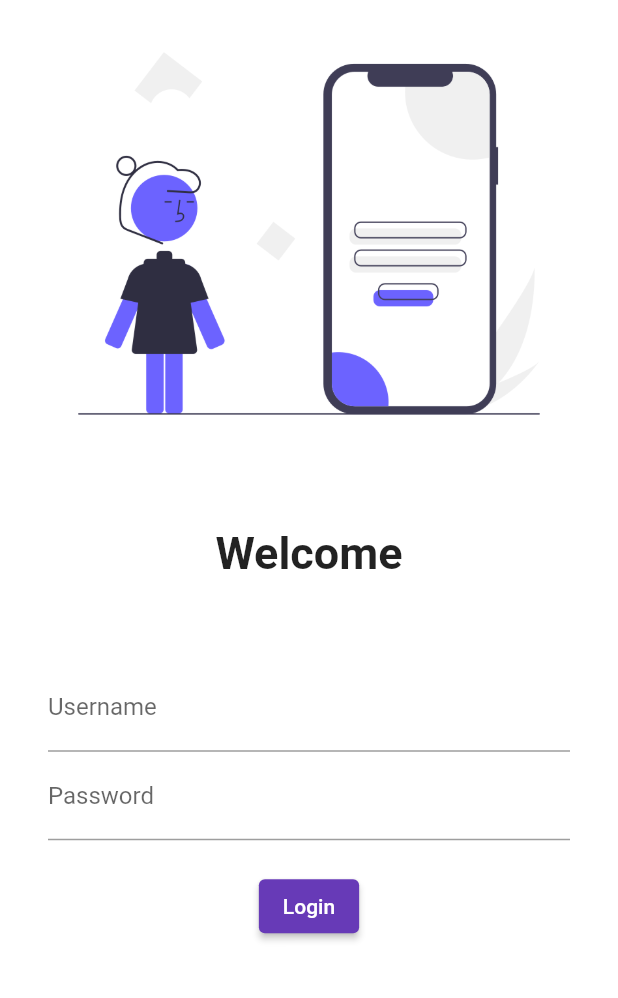
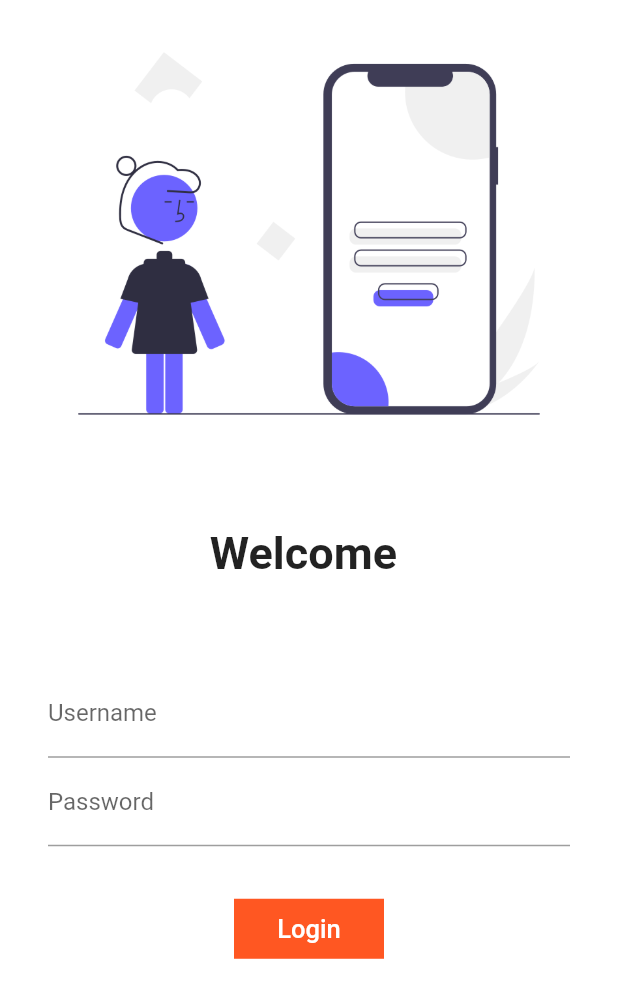
Before and after one commit to niNja2910/UberAmbulance, a Flutter app: the screen it shows after launch, on a phone screen of 412 x 824 dp. Shown: the top 998 px of the screen. Run offline on Flutter 3.47's test engine with Material 2 defaults, Android fonts, the light colour scheme and no system bars; our stand-ins replace google_fonts.

Commit message:
Day 5 done

```diff
--- a/lib/main.dart
+++ b/lib/main.dart
@@ -1,6 +1,7 @@
 // ignore_for_file: prefer_const_constructors
 
 import 'package:flutter/material.dart';
+import 'package:flutter_application_1/utils/routes.dart';
 import 'package:google_fonts/google_fonts.dart';
 import 'package:flutter_application_1/pages/home_page.dart';
 import 'package:flutter_application_1/pages/login_page.dart';
@@ -22,11 +23,11 @@
         primarySwatch: Colors.cyan,
         fontFamily: GoogleFonts.lato().fontFamily,
       ),
-      initialRoute: "/login",
+      initialRoute: "/",
       routes: {
         "/": (context) => LoginPage(),
-        "/home": (context) => Homepage(),
-        "/login": (context) => LoginPage(),
+        MyRoutes.homeRoute: (context) => Homepage(),
+        MyRoutes.loginRoute: (context) => LoginPage(),
       },
     );
   }
--- a/lib/pages/login_page.dart
+++ b/lib/pages/login_page.dart
@@ -1,14 +1,24 @@
-// ignore_for_file: prefer_const_constructors
+// ignore_for_file: prefer_const_constructors, avoid_print, sort_child_properties_last
 
 import 'package:flutter/material.dart';
+import 'package:flutter_application_1/utils/routes.dart';
 
-class LoginPage extends StatelessWidget {
+class LoginPage extends StatefulWidget {
   const LoginPage({super.key});
 
+  @override
+  State<LoginPage> createState() => _LoginPageState();
+}
+
+class _LoginPageState extends State<LoginPage> {
+  String name = "";
+  bool tapcheck = false;
+  bool changebutton = false;
   @override
   Widget build(BuildContext context) {
     return Material(
       color: Colors.white,
+      child: SingleChildScrollView(
         child: Column(
           children: [
             Image.asset(
@@ -19,7 +29,7 @@
               height: 40,
             ),
             Text(
-            "Welcome",
+              "Welcome $name",
               style: TextStyle(fontSize: 30, fontWeight: FontWeight.bold),
             ),
             SizedBox(
@@ -27,7 +37,7 @@
             ),
             Padding(
               padding:
-                const EdgeInsets.symmetric(vertical: 16.0, horizontal: 32.0),
+                  const EdgeInsets.symmetric(vertical: 20.0, horizontal: 32.0),
               child: Column(
                 children: [
                   TextFormField(
@@ -35,6 +45,11 @@
                       hintText: "Enter Username",
                       labelText: "Username",
                     ),
+                    onFieldSubmitted: (value) {
+                      name = value;
+                      setState(() {});
+                    },
+                    textInputAction: TextInputAction.next,
                   ),
                   TextFormField(
                     obscureText: true,
@@ -46,17 +61,51 @@
                   SizedBox(
                     height: 20.0,
                   ),
-                ElevatedButton(
-                    onPressed: () {
-                      print("Hii User");
+                  Padding(
+                    padding: const EdgeInsets.all(15.0),
+                    child: Material(
+                      child: InkWell(
+                        onTap: () async {
+                          setState(() {
+                            changebutton = true;
+                          });
+
+                          await Future.delayed(Duration(seconds: 1));
+                          Navigator.pushNamed(context, MyRoutes.homeRoute);
                         },
-                    child: Text("Login"),
-                    style: TextButton.styleFrom())
+                        child: AnimatedContainer(
+                            duration: Duration(seconds: 1),
+                            width: changebutton ? 50 : 100,
+                            height: 40,
+                            alignment: Alignment.center,
+                            child: changebutton
+                                ? Icon(
+                                    Icons.done,
+                                    color: Colors.white,
+                                  )
+                                : Text(
+                                    "Login",
+                                    style: TextStyle(
+                                        color: Colors.white,
+                                        fontWeight: FontWeight.w500,
+                                        fontSize: 17),
+                                  ),
+                            decoration: BoxDecoration(
+                              color: Colors.deepOrange,
+                              shape: changebutton
+                                  ? BoxShape.circle
+                                  : BoxShape.rectangle,
+                              //borderRadius: BorderRadius.circular(8)
+                            )),
+                      ),
+                    ),
+                  )
                 ],
               ),
             )
           ],
         ),
+      ),
     );
   }
 }
--- /dev/null
+++ b/lib/utils/routes.dart
@@ -0,0 +1,4 @@
+class MyRoutes {
+  static String loginRoute = "/login";
+  static String homeRoute = "/home";
+}
```
Lines whose indentation alone changed are shown as unchanged.
